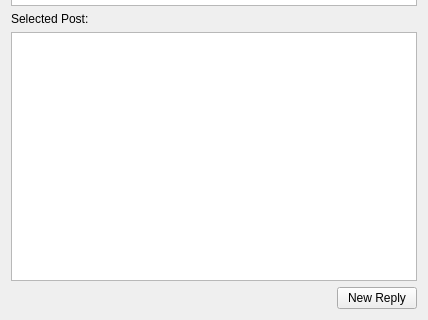
The window that ui/ForumTreeForm.ui (dmzdev/stance) describes before a commit, drawn with Qt 5; both pictures show x 0 to 428 and y 275 to 595 of the 428 by 595 pixel window.
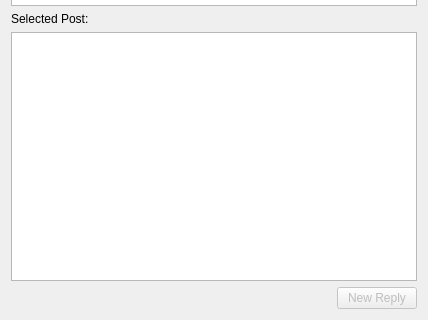
The same window after the commit.

Commit message: Update forum2 code to return it to full functionality. Updated gameCreation to only handle a single game object at a time. Updated forum2 code to implement widget hiding.

Patch:
```diff
--- a/ui/ForumTreeForm.ui
+++ b/ui/ForumTreeForm.ui
@@ -83,6 +83,9 @@
      </item>
      <item>
       <widget class="QPushButton" name="replyButton">
+       <property name="enabled">
+        <bool>false</bool>
+       </property>
        <property name="text">
         <string>New Reply</string>
        </property>
```
The commit also changes 4 other files.
